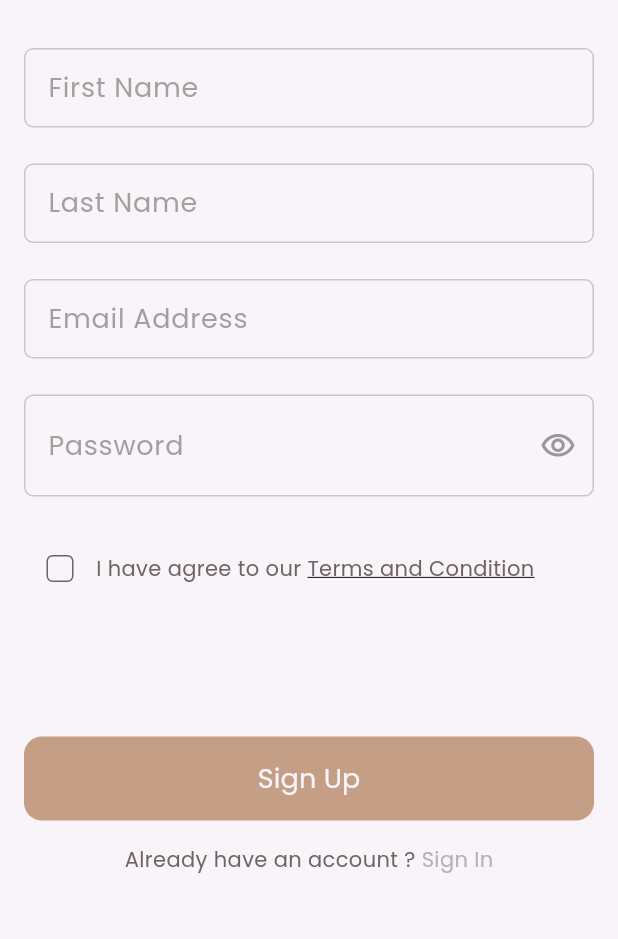
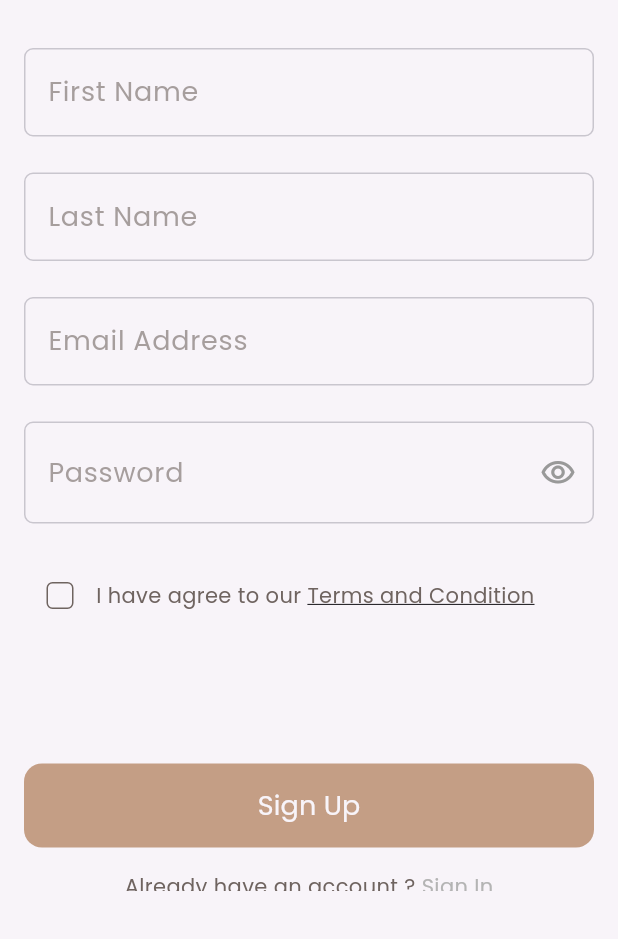
Before and after one commit to mohameddsalah60/dalel_app, a Flutter app: the SignUpView screen opened by its route, on a phone screen of 412 x 824 dp, the part 297-1236 px from its top. Run offline on Flutter 3.47's test engine with Material 3 defaults, Android fonts, the phone set to English and light mode, and no system bars; our stand-ins replace flutter_bloc, flutter_svg, get_it, go_router, shared_preferences; accounts and stored records are empty.

Commit message:
finish ui sign in part 2

```diff
--- a/lib/core/widgets/custom_text_field.dart
+++ b/lib/core/widgets/custom_text_field.dart
@@ -28,8 +28,9 @@ class CustomTextField extends StatelessWidget {
       },
       onChanged: onChanged,
       style: style ??
-          AppStyles.sylesPoppinsRegular14.copyWith(
+          AppStyles.sylesPoppinsSemiBold24.copyWith(
             color: const Color(0xff07122E),
+            fontSize: 18,
           ),
       decoration: InputDecoration(
         suffixIcon: suffixIcon,
--- a/lib/features/auth/presentation/views/widgets/custom_signin_form.dart
+++ b/lib/features/auth/presentation/views/widgets/custom_signin_form.dart
@@ -27,6 +27,7 @@ class CustomSigninForm extends StatelessWidget {
             obscureText: true,
             style: AppStyles.sylesPoppinsSemiBold24.copyWith(
               fontWeight: FontWeight.w900,
+              fontSize: 18,
             ),
             suffixIcon: IconButton(
                 onPressed: () {},
--- a/lib/features/auth/presentation/views/widgets/sign_up_view_body.dart
+++ b/lib/features/auth/presentation/views/widgets/sign_up_view_body.dart
@@ -15,7 +15,10 @@ class SignUpViewBody extends StatelessWidget {
     return SafeArea(
       child: Padding(
         padding: const EdgeInsets.symmetric(horizontal: 16, vertical: 32),
-        child: ListView(
+        child: CustomScrollView(
+          slivers: [
+            SliverToBoxAdapter(
+              child: Column(
                 children: [
                   Align(
                     child: Text(
@@ -42,6 +45,9 @@ class SignUpViewBody extends StatelessWidget {
                 ],
               ),
             ),
+          ],
+        ),
+      ),
     );
   }
 }
```
Lines whose indentation alone changed are shown as unchanged.
